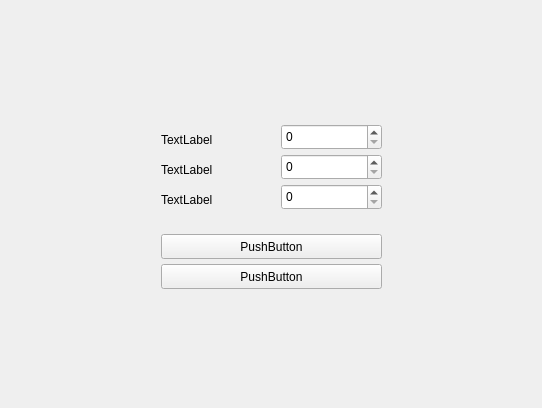
This is MineSweep/mainwindow.ui in RalphExp/Qt5Game as Qt 5 draws it before an edit. The edited form follows.
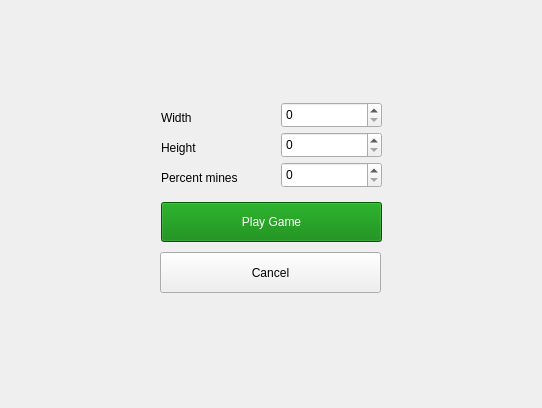
This is the edited form. The open tabs and pages were chosen to show the change. Custom widgets are drawn as their Qt base class.

Commit message: style cheet

Diff of the .ui file:
```diff
--- a/MineSweep/mainwindow.ui
+++ b/MineSweep/mainwindow.ui
@@ -18,7 +18,7 @@
     <item row="0" column="0">
      <widget class="QStackedWidget" name="stackedWidget">
       <property name="sizePolicy">
-       <sizepolicy hsizetype="Fixed" vsizetype="Preferred">
+       <sizepolicy hsizetype="Preferred" vsizetype="Preferred">
         <horstretch>0</horstretch>
         <verstretch>0</verstretch>
        </sizepolicy>
@@ -266,7 +266,7 @@
       </widget>
       <widget class="QWidget" name="page3">
        <layout class="QGridLayout" name="gridLayout_3">
-        <item row="1" column="0">
+        <item row="2" column="0">
          <widget class="QFrame" name="frame">
           <property name="sizePolicy">
            <sizepolicy hsizetype="Fixed" vsizetype="Fixed">
@@ -277,7 +277,7 @@
           <property name="minimumSize">
            <size>
             <width>300</width>
-            <height>200</height>
+            <height>224</height>
            </size>
           </property>
           <property name="frameShape">
@@ -290,72 +290,71 @@
            <property name="geometry">
             <rect>
              <x>40</x>
-             <y>130</y>
+             <y>110</y>
              <width>221</width>
-             <height>25</height>
+             <height>40</height>
             </rect>
            </property>
-           <property name="text">
-            <string>PushButton</string>
+           <property name="minimumSize">
+            <size>
+             <width>0</width>
+             <height>40</height>
+            </size>
            </property>
-          </widget>
-          <widget class="QPushButton" name="pushButton_2">
-           <property name="geometry">
-            <rect>
-             <x>40</x>
-             <y>160</y>
-             <width>221</width>
-             <height>25</height>
-            </rect>
+           <property name="styleSheet">
+            <string notr="true">QPushButton {
+  background-color: green;
+  color: white
+}</string>
            </property>
            <property name="text">
-            <string>PushButton</string>
+            <string>Play Game</string>
            </property>
           </widget>
           <widget class="QLabel" name="label">
            <property name="geometry">
             <rect>
              <x>40</x>
-             <y>50</y>
+             <y>40</y>
              <width>67</width>
              <height>31</height>
             </rect>
            </property>
            <property name="text">
-            <string>TextLabel</string>
+            <string>Height</string>
            </property>
           </widget>
           <widget class="QLabel" name="label_2">
            <property name="geometry">
             <rect>
              <x>40</x>
-             <y>80</y>
-             <width>67</width>
+             <y>70</y>
+             <width>101</width>
              <height>31</height>
             </rect>
            </property>
            <property name="text">
-            <string>TextLabel</string>
+            <string>Percent mines</string>
            </property>
           </widget>
           <widget class="QLabel" name="label_3">
            <property name="geometry">
             <rect>
              <x>40</x>
-             <y>20</y>
+             <y>10</y>
              <width>67</width>
              <height>31</height>
             </rect>
            </property>
            <property name="text">
-            <string>TextLabel</string>
+            <string>Width</string>
            </property>
           </widget>
           <widget class="QSpinBox" name="spinBox">
            <property name="geometry">
             <rect>
              <x>160</x>
-             <y>20</y>
+             <y>10</y>
              <width>101</width>
              <height>26</height>
             </rect>
@@ -365,7 +364,7 @@
            <property name="geometry">
             <rect>
              <x>160</x>
-             <y>50</y>
+             <y>40</y>
              <width>101</width>
              <height>26</height>
             </rect>
@@ -375,12 +374,25 @@
            <property name="geometry">
             <rect>
              <x>160</x>
-             <y>80</y>
+             <y>70</y>
              <width>101</width>
              <height>26</height>
             </rect>
            </property>
           </widget>
+          <widget class="QPushButton" name="cancel">
+           <property name="geometry">
+            <rect>
+             <x>39</x>
+             <y>160</y>
+             <width>221</width>
+             <height>41</height>
+            </rect>
+           </property>
+           <property name="text">
+            <string>Cancel</string>
+           </property>
+          </widget>
          </widget>
         </item>
        </layout>
```
Left out of the diff: 44 changed lines with no effect on the pictures. The commit also changes 1 other file.
